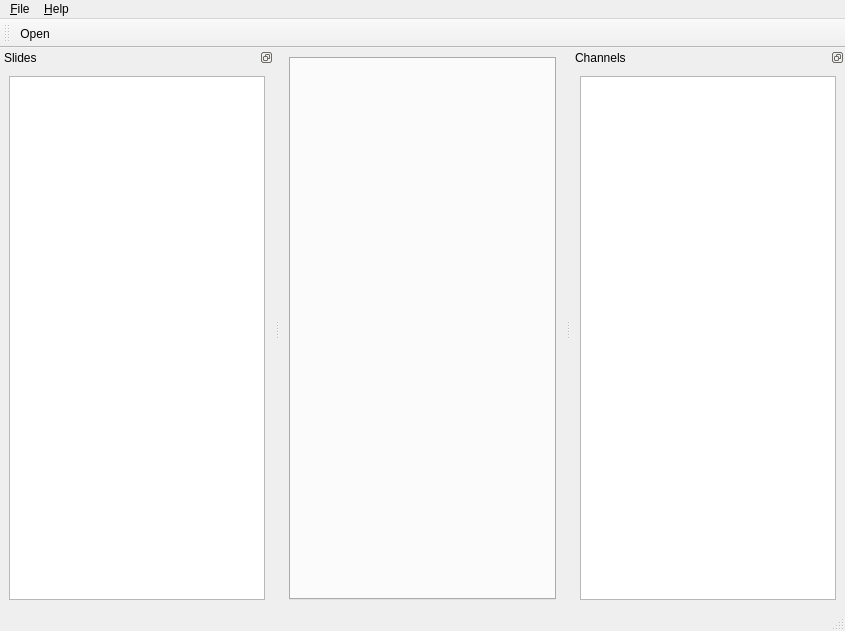
Above: resources/ui/MainWindow.ui from ch-king/HistoSlider before the change. Below: the same form after it.
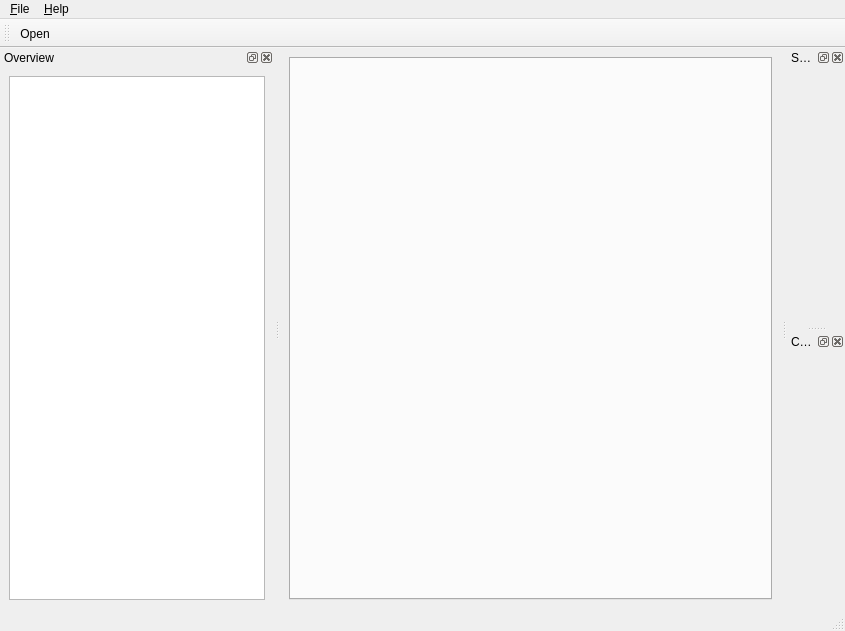
That is the form after the change. Icons and pictures are not drawn.

Commit message: Updated layout according to Vito's IMC_slider prototype.

```diff
--- a/resources/ui/MainWindow.ui
+++ b/resources/ui/MainWindow.ui
@@ -69,12 +69,9 @@
    </attribute>
    <addaction name="actionOpenFile"/>
   </widget>
-  <widget class="QDockWidget" name="dockWidgetSlides">
-   <property name="features">
-    <set>QDockWidget::DockWidgetFloatable|QDockWidget::DockWidgetMovable</set>
-   </property>
+  <widget class="QDockWidget" name="dockWidgetOverview">
    <property name="windowTitle">
-    <string>Slides</string>
+    <string>Overview</string>
    </property>
    <attribute name="dockWidgetArea">
     <number>1</number>
@@ -94,10 +91,18 @@
     </layout>
    </widget>
   </widget>
+  <widget class="QDockWidget" name="dockWidgetSettings">
+   <property name="windowTitle">
+    <string>Settings</string>
+   </property>
+   <attribute name="dockWidgetArea">
+    <number>2</number>
+   </attribute>
+   <widget class="QWidget" name="dockWidgetContentsSettings">
+    <layout class="QVBoxLayout" name="verticalLayoutSettings"/>
+   </widget>
+  </widget>
   <widget class="QDockWidget" name="dockWidgetChannels">
-   <property name="features">
-    <set>QDockWidget::DockWidgetFloatable|QDockWidget::DockWidgetMovable</set>
-   </property>
    <property name="windowTitle">
     <string>Channels</string>
    </property>
@@ -105,11 +110,7 @@
     <number>2</number>
    </attribute>
    <widget class="QWidget" name="dockWidgetContentsChannels">
-    <layout class="QVBoxLayout" name="verticalLayout_3">
-     <item>
-      <widget class="QListView" name="listViewChannels"/>
-     </item>
-    </layout>
+    <layout class="QVBoxLayout" name="verticalLayoutChannels"/>
    </widget>
   </widget>
   <action name="actionExit">
```
Left out of the diff: 9 changed lines with no effect on the pictures. The commit also changes 2 other files.
